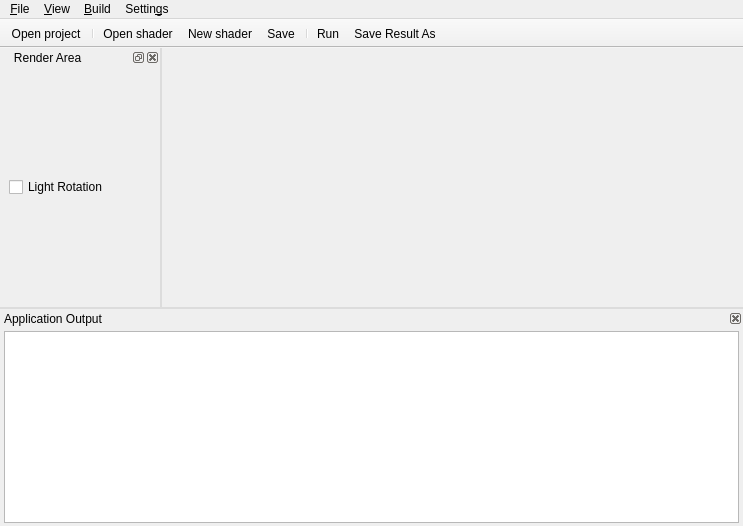
This is trunk/forms/MainWindow.ui in ethiago/shader-labs as Qt 5 draws it before an edit. The edited form follows.
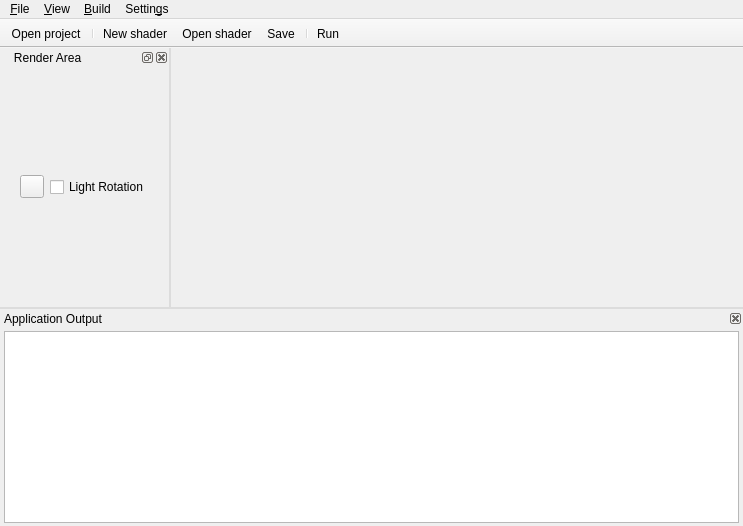
This is the edited form. Icons and pictures are not drawn.

```diff
--- a/trunk/forms/MainWindow.ui
+++ b/trunk/forms/MainWindow.ui
@@ -134,17 +134,16 @@
    </attribute>
    <addaction name="actionLoad_Project"/>
    <addaction name="separator"/>
-   <addaction name="actionOpenCode"/>
    <addaction name="actionNewFile"/>
+   <addaction name="actionOpenCode"/>
    <addaction name="actionSaveFile"/>
    <addaction name="separator"/>
    <addaction name="actionRunAll"/>
-   <addaction name="actionSave_Result_as_Image"/>
   </widget>
   <widget class="QDockWidget" name="dockRenderWidget">
    <property name="minimumSize">
     <size>
-     <width>160</width>
+     <width>163</width>
      <height>160</height>
     </size>
    </property>
@@ -186,10 +185,39 @@
         <number>9</number>
        </property>
        <item>
-        <widget class="QCheckBox" name="ckbLightRotation">
-         <property name="text">
-          <string>Light Rotation</string>
+        <widget class="QWidget" name="optionsContents" native="true">
+         <property name="sizePolicy">
+          <sizepolicy hsizetype="Minimum" vsizetype="Minimum">
+           <horstretch>0</horstretch>
+           <verstretch>0</verstretch>
+          </sizepolicy>
          </property>
+         <layout class="QHBoxLayout" name="horizontalLayout">
+          <property name="topMargin">
+           <number>0</number>
+          </property>
+          <property name="bottomMargin">
+           <number>0</number>
+          </property>
+          <item>
+           <widget class="QToolButton" name="saveImageButton">
+            <property name="text">
+             <string/>
+            </property>
+            <property name="icon">
+             <iconset resource="../shaderlab.qrc">
+              <normaloff>:/ico/img/1303587978_3floppy_unmount.png</normaloff>:/ico/img/1303587978_3floppy_unmount.png</iconset>
+            </property>
+           </widget>
+          </item>
+          <item>
+           <widget class="QCheckBox" name="ckbLightRotation">
+            <property name="text">
+             <string>Light Rotation</string>
+            </property>
+           </widget>
+          </item>
+         </layout>
         </widget>
        </item>
       </layout>
@@ -350,18 +378,6 @@
     <string>Ctrl+W</string>
    </property>
   </action>
-  <action name="actionSave_Result_as_Image">
-   <property name="icon">
-    <iconset resource="../shaderlab.qrc">
-     <normaloff>:/ico/img/1303587978_3floppy_unmountImage.png</normaloff>:/ico/img/1303587978_3floppy_unmountImage.png</iconset>
-   </property>
-   <property name="text">
-    <string>Save Result As ...</string>
-   </property>
-   <property name="shortcut">
-    <string>Ctrl+I</string>
-   </property>
-  </action>
   <action name="actionChange_output_primitive">
    <property name="text">
     <string>Change default primitives...</string>
```
Left out of the diff: 1 changed line with no effect on the pictures.
